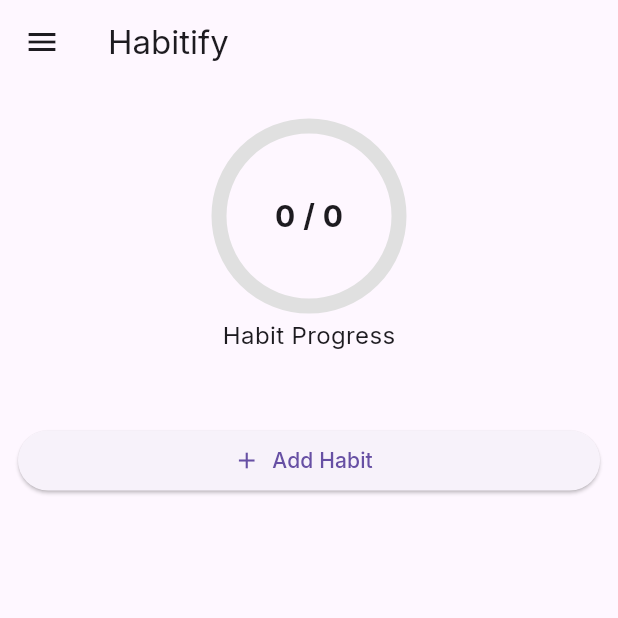
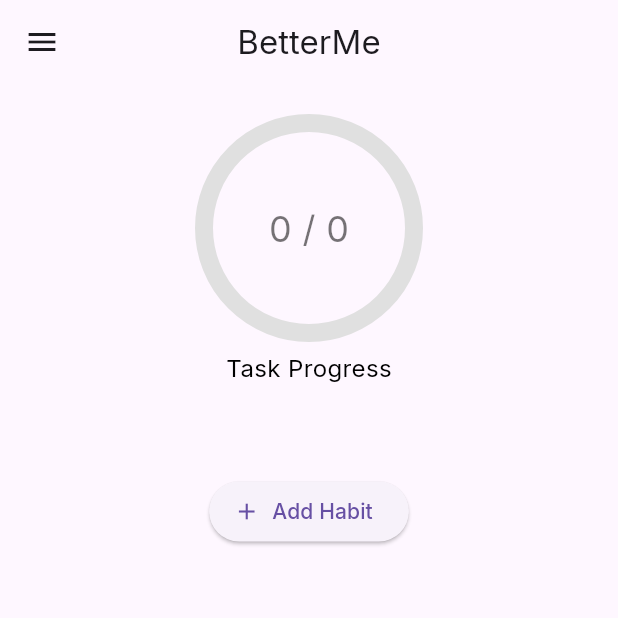
Before and after one commit to Kural002/BetterMe, a Flutter app: the screen it shows once a user with an empty profile is signed in, on a phone screen of 412 x 824 dp, the top half of it. Run offline on Flutter 3.47's test engine with Material 3 defaults, Android fonts, the phone set to English and light mode, and no system bars; our stand-ins replace cloud_firestore, firebase_auth, firebase_core, google_fonts, google_sign_in; accounts and stored records are empty.

Commit message:
ui update

```diff
--- a/lib/main.dart
+++ b/lib/main.dart
@@ -1,7 +1,7 @@
 import 'package:flutter/material.dart';
 import 'package:provider/provider.dart';
 import 'package:firebase_core/firebase_core.dart';
-import 'viewmodels/habit_viewmodel.dart';
+import 'viewmodels/task_viewmodel.dart';
 import 'views/home_screen.dart';
 import 'services/auth_service.dart';
 import 'utils/app_theme.dart';
--- a/lib/models/habit.dart
+++ b/lib/models/tasks.dart
@@ -1,14 +1,16 @@
 import 'package:cloud_firestore/cloud_firestore.dart';
 
-class Habit {
+class Tasks {
   String id;
   String title;
   String description;
   DateTime createdAt;
   bool isCompleted;
+
+
   Map<String, bool> progress;
 
-  Habit({
+  Tasks({
     required this.id,
     required this.title,
     this.description = '',
@@ -18,12 +20,12 @@ class Habit {
   })  : createdAt = createdAt ?? DateTime.now(),
         progress = progress ?? {};
 
-  factory Habit.fromDoc(DocumentSnapshot doc) {
+  factory Tasks.fromDoc(DocumentSnapshot doc) {
     final data = doc.data() as Map<String, dynamic>? ?? {};
 
     final rawProgress = (data['progress'] ?? {}) as Map<String, dynamic>;
 
-    return Habit(
+    return Tasks(
       id: doc.id,
       title: data['title'] ?? '',
       description: data['description'] ?? '',
--- a/lib/services/firestore_service.dart
+++ b/lib/services/firestore_service.dart
@@ -1,5 +1,5 @@
 import 'package:cloud_firestore/cloud_firestore.dart';
-import '../models/habit.dart';
+import '../models/tasks.dart';
 
 class FirestoreService {
   final FirebaseFirestore _db = FirebaseFirestore.instance;
@@ -7,20 +7,20 @@ class FirestoreService {
   CollectionReference<Map<String, dynamic>> habitsRef(String uid) =>
       _db.collection('users').doc(uid).collection('habits');
 
-  Future<List<Habit>> fetchHabits(String uid) async {
+  Future<List<Tasks>> fetchHabits(String uid) async {
     final snap = await habitsRef(uid)
         .orderBy('createdAt', descending: true)
         .get();
-    return snap.docs.map((d) => Habit.fromDoc(d)).toList();
+    return snap.docs.map((d) => Tasks.fromDoc(d)).toList();
   }
 
-  Future<Habit> addHabit(String uid, Habit habit) async {
+  Future<Tasks> addHabit(String uid, Tasks habit) async {
     final doc = await habitsRef(uid).add(habit.toMap());
     final saved = await doc.get();
-    return Habit.fromDoc(saved);
+    return Tasks.fromDoc(saved);
   }
 
-  Future<void> updateHabit(String uid, Habit habit) async {
+  Future<void> updateHabit(String uid, Tasks habit) async {
     await habitsRef(uid).doc(habit.id).update(habit.toMap());
   }
 
--- a/lib/viewmodels/habit_viewmodel.dart
+++ b/lib/viewmodels/task_viewmodel.dart
@@ -1,5 +1,5 @@
 import 'package:flutter/material.dart';
-import '../models/habit.dart';
+import '../models/tasks.dart';
 import '../services/firestore_service.dart';
 import '../services/auth_service.dart';
 import 'package:intl/intl.dart';
@@ -7,6 +7,7 @@ import 'package:intl/intl.dart';
 class HabitViewModel extends ChangeNotifier {
   final FirestoreService _firestore = FirestoreService();
   final AuthService _auth = AuthService();
+  String get currentUserId => _auth.currentUser?.uid ?? '';
 
   bool _isLoading = false;
   bool get isLoading => _isLoading;
@@ -14,8 +15,8 @@ class HabitViewModel extends ChangeNotifier {
   bool _isDarkMode = false;
   bool get isDarkMode => _isDarkMode;
 
-  List<Habit> _habits = [];
-  List<Habit> get habits => _habits;
+  List<Tasks> _tasks = [];
+  List<Tasks> get tasks => _tasks;
 
   HabitViewModel() {
     _auth.authStateChanges().listen((user) {
@@ -26,32 +27,49 @@ class HabitViewModel extends ChangeNotifier {
   Future<void> loadHabits(String uid) async {
     _isLoading = true;
     notifyListeners();
-    _habits = await _firestore.fetchHabits(uid);
+    _tasks = await _firestore.fetchHabits(uid);
     _isLoading = false;
     notifyListeners();
   }
 
+  Future<void> markHabitIncomplete(Tasks habit) async {
+    habit.isCompleted = false;
+    await _firestore.updateHabit(_auth.currentUser!.uid, habit);
+    await loadHabits(_auth.currentUser!.uid);
+  }
+
   Future<void> addHabit(String uid, String title, String description) async {
-    final habit = Habit(id: '', title: title, description: description);
-    final saved = await _firestore.addHabit(uid, habit);
-    _habits.insert(0, saved);
+    final task = Tasks(id: '', title: title, description: description);
+    final saved = await _firestore.addHabit(uid, task);
+    _tasks.insert(0, saved);
     notifyListeners();
   }
 
-  Future<void> updateHabit(String uid, Habit habit) async {
+  Future<void> restoreHabit(String uid, Tasks tasks) async {
+    await _firestore.habitsRef(uid).doc(tasks.id).set(tasks.toMap());
+    _tasks.insert(0, tasks);
+    notifyListeners();
+  }
+
+  Future<void> updateHabit(String uid, Tasks habit) async {
     await _firestore.updateHabit(uid, habit);
-    final idx = _habits.indexWhere((h) => h.id == habit.id);
-    if (idx != -1) _habits[idx] = habit;
+    final idx = _tasks.indexWhere((h) => h.id == habit.id);
+    if (idx != -1) _tasks[idx] = habit;
     notifyListeners();
   }
 
   Future<void> deleteHabit(String uid, String habitId) async {
     await _firestore.deleteHabit(uid, habitId);
-    _habits.removeWhere((h) => h.id == habitId);
+    _tasks.removeWhere((h) => h.id == habitId);
     notifyListeners();
   }
 
-  Future<void> markHabitCompleted(Habit habit) async {
+  void removeHabitLocally(String id) {
+    _tasks.removeWhere((h) => h.id == id);
+    notifyListeners();
+  }
+
+  Future<void> markHabitCompleted(Tasks habit) async {
     final user = _auth.currentUser;
     if (user == null) return;
 
@@ -67,28 +85,14 @@ class HabitViewModel extends ChangeNotifier {
 
   String _keyForDate(DateTime d) => DateFormat('yyyy-MM-dd').format(d);
 
-  Future<void> toggleProgress(String uid, Habit habit, DateTime date) async {
+  Future<void> toggleProgress(String uid, Tasks habit, DateTime date) async {
     final key = _keyForDate(date);
     final current = habit.progress[key] ?? false;
     habit.progress[key] = !current;
     await updateHabit(uid, habit);
   }
 
-  int get totalHabits => _habits.length;
-  int get completedHabits => _habits.where((h) => h.isCompleted).length;
+  int get totalTasks => _tasks.length;
+  int get completedTasks => _tasks.where((h) => h.isCompleted).length;
 
-  int streakCount(Habit habit) {
-    int streak = 0;
-    DateTime day = DateTime.now();
-    while (true) {
-      final key = _keyForDate(day);
-      if (habit.progress[key] == true) {
-        streak++;
-        day = day.subtract(const Duration(days: 1));
-      } else {
-        break;
-      }
-    }
-    return streak;
-  }
 }
--- a/lib/views/home_screen.dart
+++ b/lib/views/home_screen.dart
@@ -1,10 +1,9 @@
 import 'package:flutter/material.dart';
 import 'package:provider/provider.dart';
-import '../viewmodels/habit_viewmodel.dart';
+import '../viewmodels/task_viewmodel.dart';
 import '../services/auth_service.dart';
 import '../widgets/app_drawer.dart';
-import '../widgets/habit_card.dart';
-import 'habit_edit_screen.dart';
+import '../widgets/task_card.dart';
 import 'login_screen.dart';
 
 class HomeScreen extends StatelessWidget {
@@ -14,16 +13,77 @@ class HomeScreen extends StatelessWidget {
     if (vm.isLoading) return const Center(child: CircularProgressIndicator());
     if (user == null) return const LoginScreen();
 
-    final total = vm.totalHabits;
-    final completed = vm.completedHabits;
+    final total = vm.totalTasks;
+    final completed = vm.completedTasks;
     final progress = total == 0 ? 0.0 : completed / total;
+    final scaffoldContext = context;
+
+    void _showAddTaskDialog(BuildContext context) {
+      final titleController = TextEditingController();
+      final descController = TextEditingController();
+      final vm = Provider.of<HabitViewModel>(context, listen: false);
+      final uid = vm.currentUserId;
+
+      showDialog(
+        context: context,
+        builder: (ctx) {
+          return AlertDialog(
+            shape:
+                RoundedRectangleBorder(borderRadius: BorderRadius.circular(12)),
+            title: const Text("Add New Task"),
+            content: Column(
+              mainAxisSize: MainAxisSize.min,
+              children: [
+                TextField(
+                  controller: titleController,
+                  decoration: const InputDecoration(
+                    labelText: "Task Title",
+                    border: OutlineInputBorder(),
+                  ),
+                ),
+                const SizedBox(height: 10),
+                TextField(
+                  controller: descController,
+                  decoration: const InputDecoration(
+                    labelText: "Description (optional)",
+                    border: OutlineInputBorder(),
+                  ),
+                  maxLines: 2,
+                ),
+              ],
+            ),
+            actions: [
+              TextButton(
+                onPressed: () => Navigator.pop(ctx),
+                child: const Text("Cancel"),
+              ),
+              ElevatedButton(
+                onPressed: () async {
+                  final title = titleController.text.trim();
+                  final desc = descController.text.trim();
+                  if (title.isEmpty) return;
+
+                  await vm.addHabit(uid, title, desc);
+                  Navigator.pop(ctx);
+
+                  ScaffoldMessenger.of(scaffoldContext).showSnackBar(
+                    const SnackBar(content: Text("Habit added successfully!")),
+                  );
+                },
+                child: const Text("Add"),
+              ),
+            ],
+          );
+        },
+      );
+    }
 
     return RefreshIndicator(
       onRefresh: () async => vm.loadHabits(user.uid),
       child: ListView(
-        padding: const EdgeInsets.all(12),
+        padding: const EdgeInsets.all(16),
         children: [
-          const SizedBox(height: 16),
+          const SizedBox(height: 10),
           Center(
             child: Column(
               children: [
@@ -31,59 +91,110 @@ class HomeScreen extends StatelessWidget {
                   alignment: Alignment.center,
                   children: [
                     SizedBox(
-                      height: 120,
-                      width: 120,
+                      height: 140,
+                      width: 140,
                       child: CircularProgressIndicator(
                         value: progress,
-                        strokeWidth: 10,
-                        backgroundColor: Colors.grey.shade300,
+                        strokeWidth: 12,
+                        valueColor:
+                            AlwaysStoppedAnimation<Color>(Colors.greenAccent),
+                        backgroundColor: vm.isDarkMode
+                            ? Colors.grey.shade800
+                            : Colors.grey.shade300,
                       ),
                     ),
-                    Text(
-                      '$completed / $total',
-                      style: const TextStyle(
-                          fontSize: 20, fontWeight: FontWeight.bold),
+                    Column(
+                      mainAxisAlignment: MainAxisAlignment.center,
+                      children: [
+                        Text(
+                          "$completed / $total",
+                          style: TextStyle(
+                            fontSize: 24,
+                            color:
+                                vm.isDarkMode ? Colors.white70 : Colors.black54,
+                          ),
+                        ),
+                      ],
                     ),
                   ],
                 ),
-                const SizedBox(height: 8),
-                const Text(
-                  "Habit Progress",
-                  style: TextStyle(fontSize: 16),
+                const SizedBox(height: 12),
+                Text(
+                  "Task Progress",
+                  style: TextStyle(
+                    fontSize: 16,
+                    color: vm.isDarkMode ? Colors.white : Colors.black,
+                  ),
                 ),
               ],
             ),
           ),
-          const SizedBox(height: 24),
-          for (final h in vm.habits)
+          const SizedBox(height: 30),
+          for (final h in List.of(vm.tasks))
             Dismissible(
               key: Key(h.id),
-              direction: DismissDirection.endToStart,
               background: Container(
                 color: Colors.green,
-                alignment: Alignment.centerRight,
+                alignment: Alignment.centerLeft,
                 padding: const EdgeInsets.symmetric(horizontal: 20),
                 child: const Icon(Icons.check, color: Colors.white),
               ),
+              secondaryBackground: Container(
+                color: Colors.red,
+                alignment: Alignment.centerRight,
+                padding: const EdgeInsets.symmetric(horizontal: 20),
+                child: const Icon(Icons.delete, color: Colors.white),
+              ),
               onDismissed: (direction) async {
-                final vm = Provider.of<HabitViewModel>(context, listen: false);
-                vm.habits.removeWhere((habit) => habit.id == h.id);
+                final uid = vm.currentUserId;
+                final task = h;
+
+                vm.tasks.removeWhere((item) => item.id == task.id);
                 vm.notifyListeners();
 
-                await vm.markHabitCompleted(h);
-
-                ScaffoldMessenger.of(context).showSnackBar(
-                  SnackBar(content: Text("${h.title} marked as completed")),
-                );
+                if (direction == DismissDirection.startToEnd) {
+                  task.isCompleted = true;
+                  await vm.updateHabit(uid, task);
+                  ScaffoldMessenger.of(scaffoldContext).showSnackBar(
+                    SnackBar(
+                      content: Text("${task.title} marked as completed"),
+                      action: SnackBarAction(
+                        label: 'Undo',
+                        onPressed: () async {
+                          task.isCompleted = false;
+                          vm.tasks.add(task);
+                          vm.notifyListeners();
+                          await vm.updateHabit(uid, task);
+                        },
+                      ),
+                    ),
+                  );
+                } else if (direction == DismissDirection.endToStart) {
+                  await vm.deleteHabit(uid, task.id);
+                  ScaffoldMessenger.of(scaffoldContext).showSnackBar(
+                    SnackBar(
+                      content: Text("${task.title} deleted"),
+                      action: SnackBarAction(
+                        label: 'Undo',
+                        onPressed: () async {
+                          vm.tasks.add(task);
+                          vm.notifyListeners();
+                          await vm.restoreHabit(uid, task);
+                        },
+                      ),
+                    ),
+                  );
+                }
               },
-              child: HabitCard(habit: h),
+              child: TaskCard(tasks: h),
             ),
-          const SizedBox(height: 24),
-          ElevatedButton.icon(
-            icon: const Icon(Icons.add),
-            label: const Text('Add Habit'),
-            onPressed: () => Navigator.push(context,
-                MaterialPageRoute(builder: (_) => const HabitEditScreen())),
+          const SizedBox(height: 30),
+          Center(
+            child: ElevatedButton.icon(
+              icon: const Icon(Icons.add),
+              label: const Text('Add Habit'),
+              onPressed: () => _showAddTaskDialog(context),
+            ),
           ),
         ],
       ),
@@ -98,7 +209,8 @@ class HomeScreen extends StatelessWidget {
 
     return Scaffold(
       appBar: AppBar(
-        title: const Text('Habitify'),
+        centerTitle: true,
+        title: const Text('BetterMe'),
       ),
       drawer: const AppDrawer(),
       body: _buildBody(context, vm, user),
--- a/lib/widgets/app_drawer.dart
+++ b/lib/widgets/app_drawer.dart
@@ -1,6 +1,6 @@
 import 'package:flutter/material.dart';
 import 'package:provider/provider.dart';
-import '../viewmodels/habit_viewmodel.dart';
+import '../viewmodels/task_viewmodel.dart';
 import '../services/auth_service.dart';
 
 class AppDrawer extends StatelessWidget {
@@ -36,7 +36,7 @@ class AppDrawer extends StatelessWidget {
               gradient: LinearGradient(
                 colors: vm.isDarkMode
                     ? [Colors.grey.shade900, Colors.black]
-                    : [Colors.indigo, Colors.blue],
+                    : [Colors.grey.shade500, Colors.grey.shade200],
               ),
             ),
           ),
--- a/lib/widgets/habit_card.dart
+++ /dev/null
@@ -1,33 +0,0 @@
-import 'package:flutter/material.dart';
-import 'package:provider/provider.dart';
-import '../models/habit.dart';
-import '../viewmodels/habit_viewmodel.dart';
-import '../services/auth_service.dart';
-
-class HabitCard extends StatelessWidget {
-  final Habit habit;
-  const HabitCard({Key? key, required this.habit}) : super(key: key);
-
-  @override
-  Widget build(BuildContext context) {
-    final vm = Provider.of<HabitViewModel>(context, listen: false);
-    final auth = Provider.of<AuthService>(context, listen: false);
-    final user = auth.currentUser;
-
-    final streak = vm.streakCount(habit);
-
-    return Card(
-      child: ListTile(
-        title: Text(habit.title),
-        subtitle: Text('Streak: $streak days'),
-        trailing: IconButton(
-          icon: const Icon(Icons.check_circle_outline),
-          onPressed: () {
-            if (user == null) return;
-            vm.toggleProgress(user.uid, habit, DateTime.now());
-          },
-        ),
-      ),
-    );
-  }
-}
--- a/pubspec.yaml
+++ b/pubspec.yaml
@@ -18,6 +18,7 @@ dependencies:
   fl_chart: ^0.60.0
   google_fonts: ^4.0.3
   intl: ^0.18.0
+  change_app_package_name: ^1.0.6
 
 flutter:
   uses-material-design: true
```
Also changed, not shown: lib/views/habit_edit_screen.dart (deleted, +0 -52 lines), lib/widgets/task_card.dart (added, +33 -0 lines), firebase.json, lib/firebase_options.dart, pubspec.lock, 6 other files.
